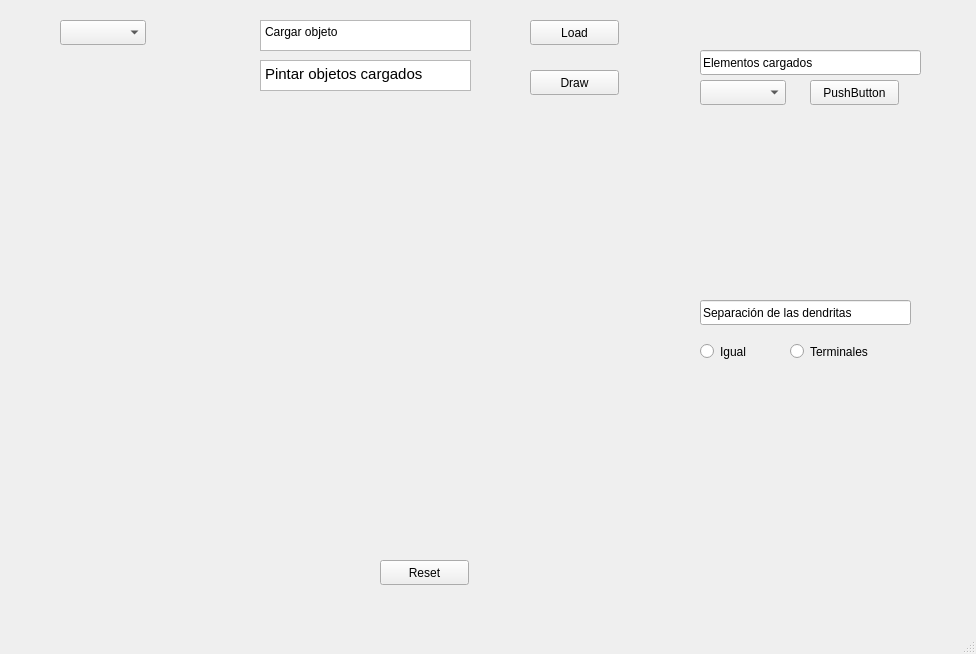
Old version of the form source/hugo/mainwindow.ui in the repository albertoam3/HUGO1.1.
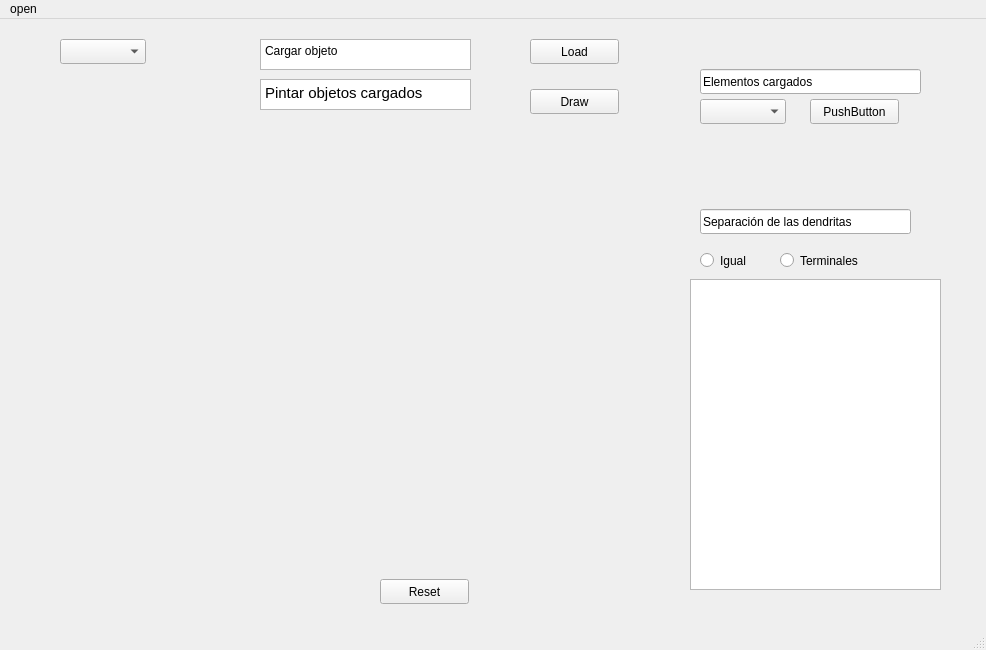
New version of the form. Custom widgets are drawn as their Qt base class.

The edit to the form file:
```diff
--- a/source/hugo/mainwindow.ui
+++ b/source/hugo/mainwindow.ui
@@ -6,8 +6,8 @@
    <rect>
     <x>0</x>
     <y>0</y>
-    <width>976</width>
-    <height>654</height>
+    <width>986</width>
+    <height>650</height>
    </rect>
   </property>
   <property name="windowTitle">
@@ -143,7 +143,7 @@
     <property name="geometry">
      <rect>
       <x>700</x>
-      <y>300</y>
+      <y>190</y>
       <width>211</width>
       <height>25</height>
      </rect>
@@ -156,7 +156,7 @@
     <property name="geometry">
      <rect>
       <x>700</x>
-      <y>340</y>
+      <y>230</y>
       <width>112</width>
       <height>23</height>
      </rect>
@@ -168,8 +168,8 @@
    <widget class="QRadioButton" name="terminales">
     <property name="geometry">
      <rect>
-      <x>790</x>
-      <y>340</y>
+      <x>780</x>
+      <y>230</y>
       <width>112</width>
       <height>23</height>
      </rect>
@@ -178,16 +178,33 @@
      <string>Terminales</string>
     </property>
    </widget>
+   <widget class="QTextEdit" name="texto_neurona">
+    <property name="geometry">
+     <rect>
+      <x>690</x>
+      <y>260</y>
+      <width>251</width>
+      <height>311</height>
+     </rect>
+    </property>
+   </widget>
   </widget>
   <widget class="QMenuBar" name="menubar">
    <property name="geometry">
     <rect>
      <x>0</x>
      <y>0</y>
-     <width>976</width>
+     <width>986</width>
      <height>22</height>
     </rect>
    </property>
+   <widget class="QMenu" name="menuopen">
+    <property name="title">
+     <string>open</string>
+    </property>
+    <addaction name="actionswc_file"/>
+   </widget>
+   <addaction name="menuopen"/>
   </widget>
   <widget class="QStatusBar" name="statusbar"/>
  </widget>
```
Left out of the diff: 28 changed lines with no effect on the pictures.
